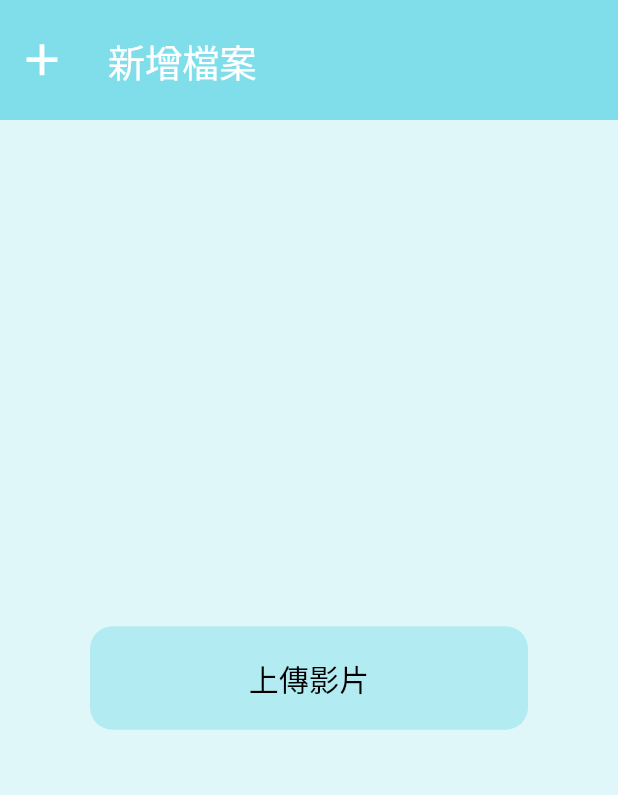
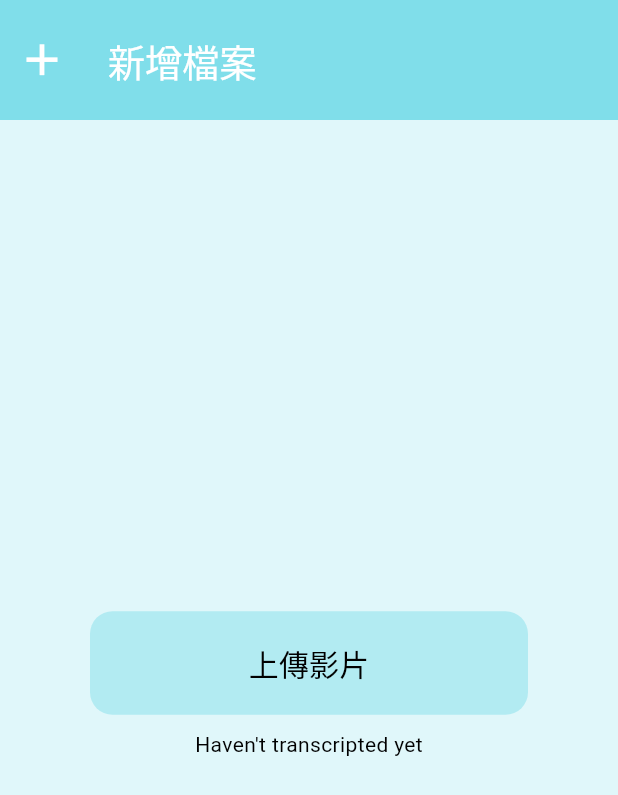
Before and after one commit to cw-87-tw/ytpProject2023, a Flutter app: the TestPage screen opened directly, after a tap on "上傳影片", on a phone screen of 412 x 824 dp. Shown: the top 795 px of the screen. Run offline on Flutter 3.47's test engine with Material 3 defaults, Android fonts, the phone set to English and light mode, and no system bars; our stand-ins replace cached_network_image, camera, cloud_firestore, file_picker, firebase_auth, firebase_core and 11 more; missing offline and left inert: firebase_app_check, firebase_ui_auth, flutter_ffmpeg; accounts and stored records are empty.

Commit message:
successfully only audio to text but file size is still too long

```diff
--- a/summarease/lib/pages/test_page.dart
+++ b/summarease/lib/pages/test_page.dart
@@ -4,9 +4,15 @@ import 'package:flutter/material.dart';
 import 'package:file_picker/file_picker.dart';
 import '../process/videoToText.dart';
 
-class TestPage extends StatelessWidget {
+class TestPage extends StatefulWidget {
   const TestPage({super.key});
 
+  @override
+  State<TestPage> createState() => _TestPageState();
+}
+
+class _TestPageState extends State<TestPage> {
+  String displayText = "Haven't transcripted yet";
   Future<void> uploadVideo() async {
     FilePickerResult? result = await FilePicker.platform.pickFiles(
       type: FileType.custom,
@@ -17,14 +23,13 @@ class TestPage extends StatelessWidget {
       File file = File(result.files.single.path!);
       print("\n\n\nReceived user file\n\n\n");
       // call the whisper API here
-      convertSpeechToText(file.path);
-    }
-    else {
+      setState(() async {
+        displayText = await convertSpeechToText(file.path);
+      });
+    } else {
       print("No file selected");
     }
   }
-
-
 
   @override
   Widget build(BuildContext context) {
@@ -49,6 +54,7 @@ class TestPage extends StatelessWidget {
                   color: Theme.of(context).colorScheme.secondary,
                   onTap: uploadVideo,
                 ),
+                Text(displayText)
               ],
             ),
           ),
--- a/summarease/lib/process/assets.dart
+++ b/summarease/lib/process/assets.dart
@@ -1 +1 @@
-const apiKey = "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"; // 0224API key
+const apiKey = "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"; // 0224API key
--- a/summarease/pubspec.yaml
+++ b/summarease/pubspec.yaml
@@ -52,6 +52,7 @@ dependencies:
 
   # video to text
   flutter_ffmpeg: ^0.4.2
+  # flutter_sound: ^8.0.0
 
 dev_dependencies:
   flutter_test:
```
Also changed, not shown: summarease/lib/process/videoToText.dart (+34 -19 lines), summarease/flutter_01.png (added).
